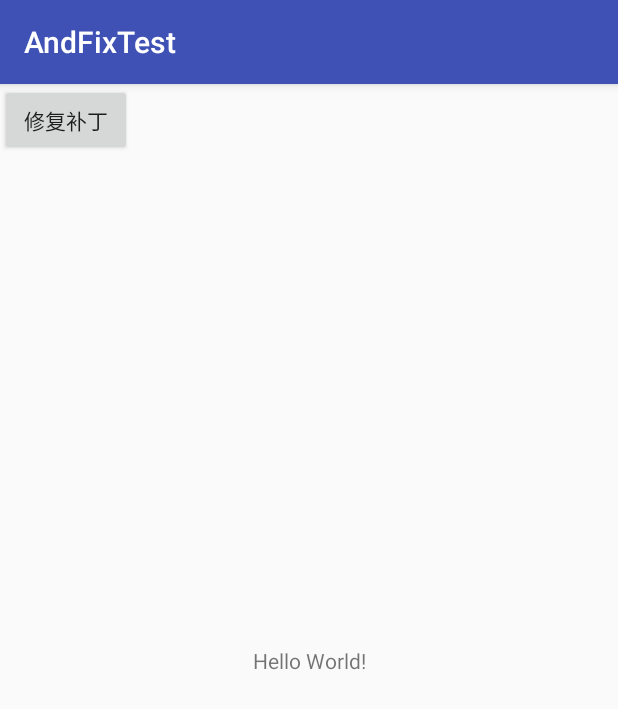
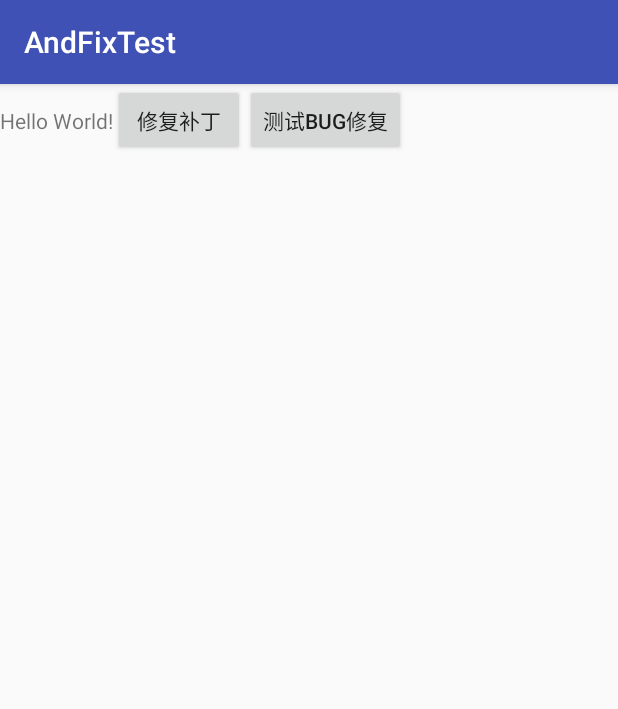
Before and after one commit to WeaponZhi/AndFixTest, an Android app: the screen it shows after launch (MainActivity), on a phone screen of 412 x 824 dp. Shown: the top 709 px of the screen. Run offline under Robolectric (Android 15) with nearby library versions, the phone set to English and light mode, and no system bars; libraries missing offline, so code that uses them is left out: com.alipay.euler; 2 statements that could not run were skipped.

```diff
--- a/app/src/main/java/com/weaponzhi/andfixtest/activity/MainActivity.java
+++ b/app/src/main/java/com/weaponzhi/andfixtest/activity/MainActivity.java
@@ -2,6 +2,7 @@ package com.weaponzhi.andfixtest.activity;
 
 import android.os.Bundle;
 import android.support.v7.app.AppCompatActivity;
+import android.util.Log;
 import android.view.View;
 import android.widget.Button;
 import android.widget.Toast;
@@ -15,16 +16,24 @@ public class MainActivity extends AppCompatActivity {
     private static final String FILE_END = ".apatch";
     private String mPatchDir;
     private Button button;
+    private Button mButton;
 
     @Override
     protected void onCreate(Bundle savedInstanceState) {
         super.onCreate(savedInstanceState);
         setContentView(R.layout.activity_main);
         button = (Button) findViewById(R.id.btn_fix_bug);
+        mButton = (Button) findViewById(R.id.btn_test_bug);
         button.setOnClickListener(new View.OnClickListener() {
             @Override
             public void onClick(View v) {
                 fixBug();
+            }
+        });
+        mButton.setOnClickListener(new View.OnClickListener() {
+            @Override
+            public void onClick(View v) {
+                testBug();
             }
         });
         mPatchDir = getExternalCacheDir().getAbsolutePath() + "/apatch/";
@@ -37,7 +46,6 @@ public class MainActivity extends AppCompatActivity {
 
     @Override
     protected void onResume() {
-        Toast.makeText(this, "打补丁之前", Toast.LENGTH_SHORT).show();
         super.onResume();
     }
 
@@ -45,6 +53,11 @@ public class MainActivity extends AppCompatActivity {
         AndFixPatchManager.getInstance().addPatch(getPatchName());
     }
 
+    public void testBug(){g
+        Toast.makeText(this,"Bug 修复之后",Toast.LENGTH_SHORT).show();
+        Log.e("test","补丁已修复!");
+    }
+
     public String getPatchName() {
         return mPatchDir.concat("imooc").concat(FILE_END);
     }
--- a/app/src/main/res/layout/activity_main.xml
+++ b/app/src/main/res/layout/activity_main.xml
@@ -1,5 +1,5 @@
 <?xml version="1.0" encoding="utf-8"?>
-<android.support.constraint.ConstraintLayout xmlns:android="http://schemas.android.com/apk/res/android"
+<LinearLayout xmlns:android="http://schemas.android.com/apk/res/android"
     xmlns:app="http://schemas.android.com/apk/res-auto"
     xmlns:tools="http://schemas.android.com/tools"
     android:layout_width="match_parent"
@@ -14,10 +14,16 @@
         app:layout_constraintLeft_toLeftOf="parent"
         app:layout_constraintRight_toRightOf="parent"
         app:layout_constraintTop_toTopOf="parent" />
-<Button
-    android:layout_width="wrap_content"
-    android:layout_height="wrap_content"
-    android:id="@+id/btn_fix_bug"
-    android:text="修复补丁"
-    />
-</android.support.constraint.ConstraintLayout>
+
+    <Button
+        android:id="@+id/btn_fix_bug"
+        android:layout_width="wrap_content"
+        android:layout_height="wrap_content"
+        android:text="修复补丁" />
+
+    <Button
+        android:id="@+id/btn_test_bug"
+        android:text="测试BUG修复"
+        android:layout_width="wrap_content"
+        android:layout_height="wrap_content" />
+</LinearLayout>
```
Also changed, not shown: 7 other files.
